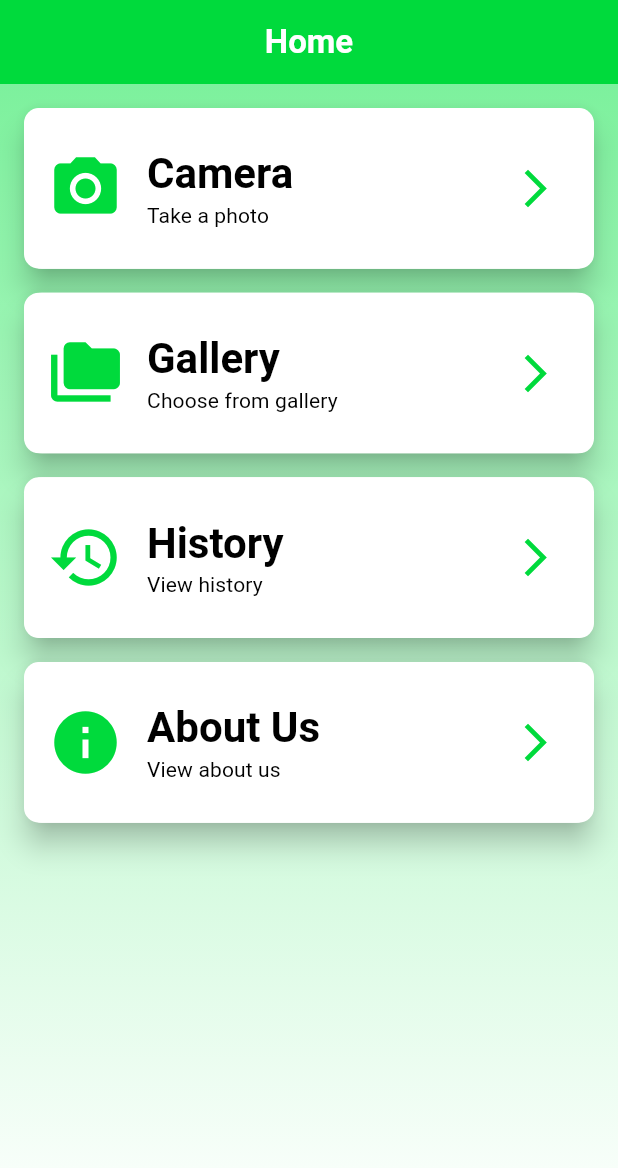
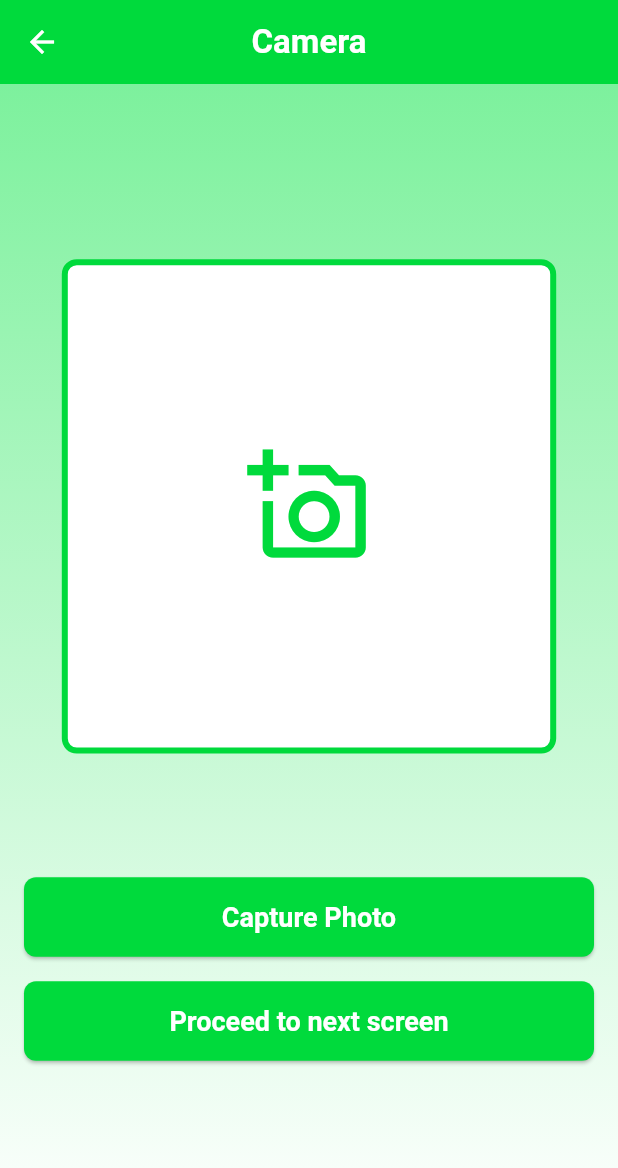
Before and after one commit to Rawnak003/canopy_scope, a Flutter app: the screen it shows after launch, after a tap on "Get Started", after a tap on "Camera", on a phone screen of 412 x 824 dp. Shown: the top 1168 px of the screen. Run offline on Flutter 3.47's test engine with Material 3 defaults, Android fonts, the phone set to English and light mode, and no system bars; our stand-ins replace firebase_core, firebase_crashlytics, get; accounts and stored records are empty.

Commit message:
Design #6: Capture Screen

```diff
--- a/lib/core/app/app_theme.dart
+++ b/lib/core/app/app_theme.dart
@@ -12,6 +12,16 @@ class AppTheme {
       ),
       elevatedButtonTheme: AppElevatedButtonTheme.elevatedButtonTheme,
       textTheme: AppTextTheme.appTextTheme,
+      appBarTheme: AppBarTheme(
+        backgroundColor: AppColor.themeColor,
+        centerTitle: true,
+        iconTheme: IconThemeData(color: AppColor.whiteColor),
+        titleTextStyle: TextStyle(
+          fontSize: 22,
+          color: AppColor.whiteColor,
+          fontWeight: FontWeight.bold,
+        ),
+      )
     );
   }
 }
--- a/lib/core/app/controller_binder.dart
+++ b/lib/core/app/controller_binder.dart
@@ -1,6 +1,7 @@
 import 'package:get/get.dart';
 
-import '../../src/features/presentation/screens/home/controller/home_nav_controller.dart';
+import '../../src/features/presentation/screens/capture_screen/controller/capture_screen_controller.dart';
+import '../../src/features/presentation/screens/home_screen/controller/home_nav_controller.dart';
 import '../../src/features/presentation/screens/splash/controller/splash_controller.dart';
 
 class ControllerBinder extends Bindings{
@@ -8,5 +9,6 @@ class ControllerBinder extends Bindings{
   void dependencies() {
     Get.put(SplashController());
     Get.put(HomeNavController());
+    Get.put(CaptureScreenController());
   }
 }
--- a/lib/core/constants/strings.dart
+++ b/lib/core/constants/strings.dart
@@ -13,4 +13,7 @@ class AppStrings {
   static const String viewHistory = 'View history';
   static const String aboutUs = 'About Us';
   static const String viewAboutUs = 'View about us';
+
+  static const String capturePhoto = 'Capture Photo';
+  static const String proceedToNextScreen = 'Proceed to next screen';
 }
--- a/lib/core/routes/route_configs.dart
+++ b/lib/core/routes/route_configs.dart
@@ -1,5 +1,6 @@
 import 'package:get/get.dart';
-import '../../src/features/presentation/screens/home/home_screen.dart';
+import '../../src/features/presentation/screens/capture_screen/capture_screen.dart';
+import '../../src/features/presentation/screens/home_screen/home_screen.dart';
 import '../../src/features/presentation/screens/splash/splash_screen.dart';
 import 'route_names.dart';
 
@@ -13,5 +14,9 @@ class AppRoutes {
       name: RouteName.home,
       page: () => const HomeScreen(),
     ),
+    GetPage(
+      name: RouteName.camera,
+      page: () => const CaptureScreen(),
+    ),
   ];
 }
--- a/lib/core/routes/route_names.dart
+++ b/lib/core/routes/route_names.dart
@@ -1,5 +1,5 @@
 class RouteName {
   static const String splash = '/';
   static const String home = '/home';
-
+  static const String camera = '/camera';
 }
--- /dev/null
+++ b/lib/src/features/data/models/canopy_entry_model.dart
@@ -0,0 +1,17 @@
+class CanopyEntryModel {
+  final String imagePath;
+  final double coverage;
+  final double latitude;
+  final double longitude;
+  final DateTime timestamp;
+
+  CanopyEntryModel({
+    required this.imagePath,
+    required this.coverage,
+    required this.latitude,
+    required this.longitude,
+    required this.timestamp,
+  });
+
+  //TODO: Add toJson/fromJson if saving to local DB or file.
+}
--- /dev/null
+++ b/lib/src/features/presentation/screens/capture_screen/capture_screen.dart
@@ -0,0 +1,45 @@
+import 'package:canopy_coverage/src/features/presentation/screens/capture_screen/controller/capture_screen_controller.dart';
+import 'package:flutter/material.dart';
+import 'package:get/get.dart';
+
+import '../../../../../core/app/app_spacing.dart';
+import '../../../../../core/constants/strings.dart';
+import '../../common_widgets/screen_background.dart';
+import 'widgets/image_preview_widget.dart';
+
+class CaptureScreen extends StatelessWidget {
+  const CaptureScreen({super.key});
+
+  @override
+  Widget build(BuildContext context) {
+
+    CaptureScreenController captureScreenController = Get.find<CaptureScreenController>();
+
+    return SafeArea(
+      child: Scaffold(
+        appBar: AppBar(title: Text(AppStrings.camera)),
+        body: ScreenBackground(
+          child: Padding(
+            padding: const EdgeInsets.all(AppSpacing.pagePadding),
+            child: Column(
+              mainAxisAlignment: MainAxisAlignment.center,
+              children: [
+                ImagePreviewWidget(),
+                SizedBox(height: AppSpacing.screenHeight(context) * 0.1),
+                ElevatedButton(
+                  onPressed: (){},
+                  child: Text(AppStrings.capturePhoto),
+                ),
+                SizedBox(height: AppSpacing.screenHeight(context) * 0.02),
+                ElevatedButton(
+                  onPressed: captureScreenController.proceedToNextScreen,
+                  child: Text(AppStrings.proceedToNextScreen),
+                ),
+              ],
+            ),
+          ),
+        ),
+      ),
+    );
+  }
+}
--- /dev/null
+++ b/lib/src/features/presentation/screens/capture_screen/controller/capture_screen_controller.dart
@@ -0,0 +1,7 @@
+import 'package:get/get.dart';
+
+class CaptureScreenController extends GetxController {
+  void proceedToNextScreen() {
+
+  }
+}
--- /dev/null
+++ b/lib/src/features/presentation/screens/capture_screen/widgets/image_preview_widget.dart
@@ -0,0 +1,28 @@
+import 'package:flutter/material.dart';
+
+import '../../../../../../core/app/app_spacing.dart';
+import '../../../../../../core/constants/colors.dart';
+
+class ImagePreviewWidget extends StatelessWidget {
+  const ImagePreviewWidget({
+    super.key,
+  });
+
+  @override
+  Widget build(BuildContext context) {
+    return Container(
+      width: AppSpacing.screenWidth(context) * 0.8,
+      height: AppSpacing.screenWidth(context) * 0.8,
+      decoration: BoxDecoration(
+        border: Border.all(width: 4, color: AppColor.themeColor),
+        borderRadius: BorderRadius.circular(10),
+        color: AppColor.whiteColor,
+      ),
+      child: Icon(
+        Icons.add_a_photo_outlined,
+        size: AppSpacing.screenWidth(context) * 0.2,
+        color: AppColor.themeColor,
+      ),
+    );
+  }
+}
--- a/lib/src/features/presentation/screens/home/controller/home_nav_controller.dart
+++ b/lib/src/features/presentation/screens/home_screen/controller/home_nav_controller.dart
@@ -1,7 +1,11 @@
 import 'package:get/get.dart';
 
+import '../../../../../../core/routes/route_names.dart';
+
 class HomeNavController extends GetxController {
-  void onTapCamera() {}
+  void onTapCamera() {
+    Get.toNamed(RouteName.camera);
+  }
   void onTapGallery() {}
   void onTapHistory() {}
   void onTapAboutUs() {}
--- a/lib/src/features/presentation/screens/home/home_screen.dart
+++ b/lib/src/features/presentation/screens/home_screen/home_screen.dart
@@ -2,7 +2,6 @@ import 'package:flutter/material.dart';
 import 'package:get/get.dart';
 
 import '../../../../../core/app/app_spacing.dart';
-import '../../../../../core/constants/colors.dart';
 import '../../../../../core/constants/strings.dart';
 import '../../common_widgets/screen_background.dart';
 import 'controller/home_nav_controller.dart';
@@ -15,17 +14,7 @@ class HomeScreen extends StatelessWidget {
   Widget build(BuildContext context) {
     return SafeArea(
       child: Scaffold(
-        appBar: AppBar(
-          title: Text(
-            AppStrings.home,
-            style: Theme.of(context).textTheme.titleLarge?.copyWith(
-              color: AppColor.whiteColor,
-              fontWeight: FontWeight.bold,
-            ),
-          ),
-          centerTitle: true,
-          backgroundColor: AppColor.themeColor,
-        ),
+        appBar: AppBar(title: Text(AppStrings.home)),
         body: ScreenBackground(
           child: Padding(
             padding: const EdgeInsets.all(AppSpacing.pagePadding),
```
Also changed, not shown: lib/src/features/presentation/screens/home_screen/widgets/menu_item_card_widget.dart (renamed from lib/src/features/presentation/screens/home/widgets/menu_item_card_widget.dart).
